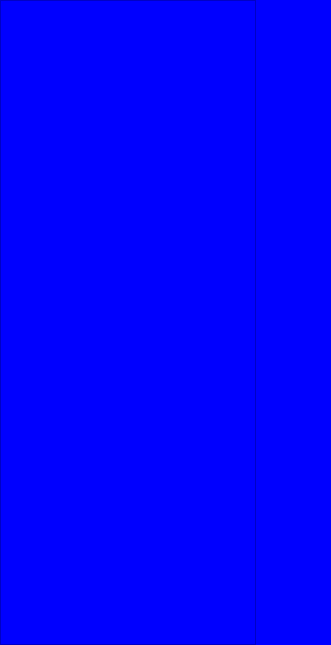
Old version of the form RoadEditor/SceneWindow.ui in the repository fallinyourshadow/QtOpenGL.
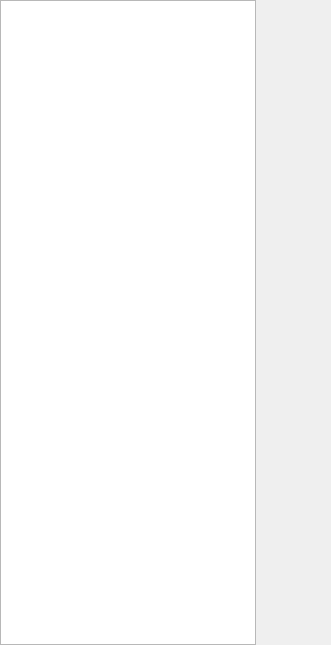
New version of the form. Custom widgets are drawn as their Qt base class.

```diff
--- a/RoadEditor/SceneWindow.ui
+++ b/RoadEditor/SceneWindow.ui
@@ -20,7 +20,7 @@
    <string>Form</string>
   </property>
   <property name="styleSheet">
-   <string notr="true">background-color: rgb(0, 0, 255);</string>
+   <string notr="true"/>
   </property>
   <layout class="QVBoxLayout">
    <property name="spacing">
```
